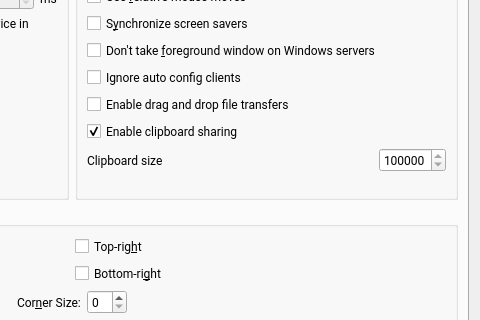
First picture: the form in src/gui/src/ServerConfigDialogBase.ui, repository SergeyGadzhilov/SKVM, before the edit; both pictures show x 336 to 816 and y 121 to 441 of the 816 by 545 pixel window.
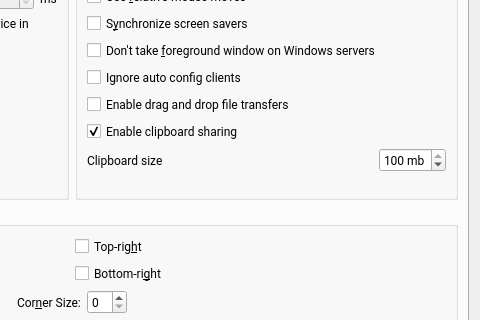
Second picture: the form after the edit. The open tabs and pages were chosen to show the change. Icons and pictures are not drawn. Custom widgets are drawn as their Qt base class.

What changed in the file:
```diff
--- a/src/gui/src/ServerConfigDialogBase.ui
+++ b/src/gui/src/ServerConfigDialogBase.ui
@@ -540,17 +540,20 @@
               <property name="alignment">
                <set>Qt::AlignLeading|Qt::AlignLeft|Qt::AlignVCenter</set>
               </property>
+              <property name="suffix">
+               <string> mb</string>
+              </property>
               <property name="minimum">
-               <number>1000000</number>
+               <number>1</number>
               </property>
               <property name="maximum">
-               <number>100000000</number>
+               <number>100</number>
               </property>
               <property name="singleStep">
                <number>1000</number>
               </property>
               <property name="value">
-               <number>3000000</number>
+               <number>100</number>
               </property>
              </widget>
             </item>
```
Left out of the diff: 2 changed lines with no effect on the pictures.
